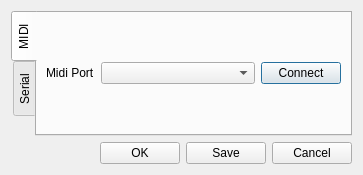
The window that configdialog.ui (minotor-org/minotor) describes before a commit, drawn with Qt 5.
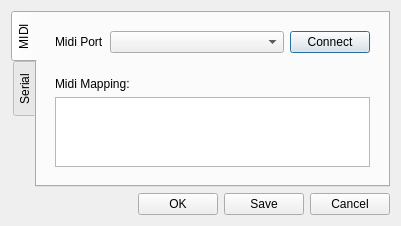
The same window after the commit.

Commit message: Add midi mapping section in config dialog (not implemented)

```diff
--- a/configdialog.ui
+++ b/configdialog.ui
@@ -6,8 +6,8 @@
    <rect>
     <x>0</x>
     <y>0</y>
-    <width>363</width>
-    <height>168</height>
+    <width>401</width>
+    <height>202</height>
    </rect>
   </property>
   <property name="windowTitle">
@@ -28,8 +28,9 @@
         <attribute name="title">
          <string notr="true">MIDI</string>
         </attribute>
-        <layout class="QVBoxLayout" name="verticalLayout_3">
+        <layout class="QVBoxLayout" name="verticalLayout_4">
          <item>
+          <widget class="QWidget" name="widget" native="true">
           <layout class="QHBoxLayout" name="horizontalLayout_3">
            <item>
             <widget class="QLabel" name="lMidi">
@@ -62,6 +63,23 @@
             </widget>
            </item>
           </layout>
+          </widget>
+         </item>
+         <item>
+          <widget class="QWidget" name="widget_2" native="true">
+           <layout class="QVBoxLayout" name="verticalLayout_3">
+            <item>
+             <widget class="QLabel" name="label">
+              <property name="text">
+               <string>Midi Mapping:</string>
+              </property>
+             </widget>
+            </item>
+            <item>
+             <widget class="QTableWidget" name="tableWidget"/>
+            </item>
+           </layout>
+          </widget>
          </item>
         </layout>
        </widget>
```
Lines whose indentation alone changed are shown as unchanged. The commit also changes 4 other files.
